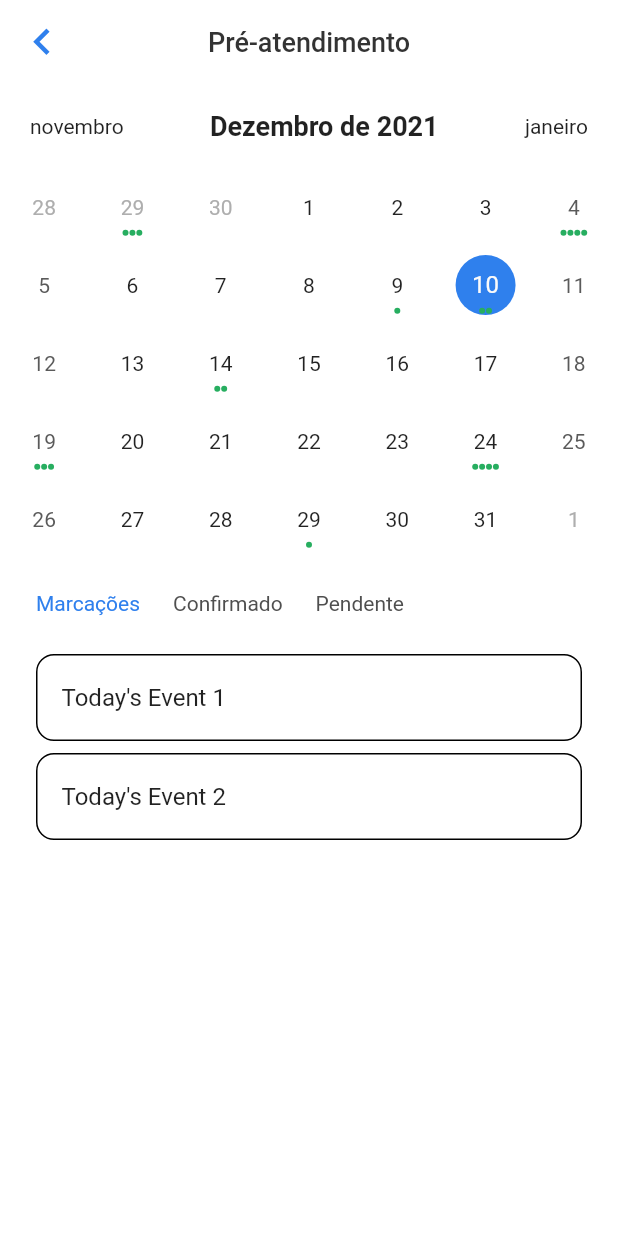
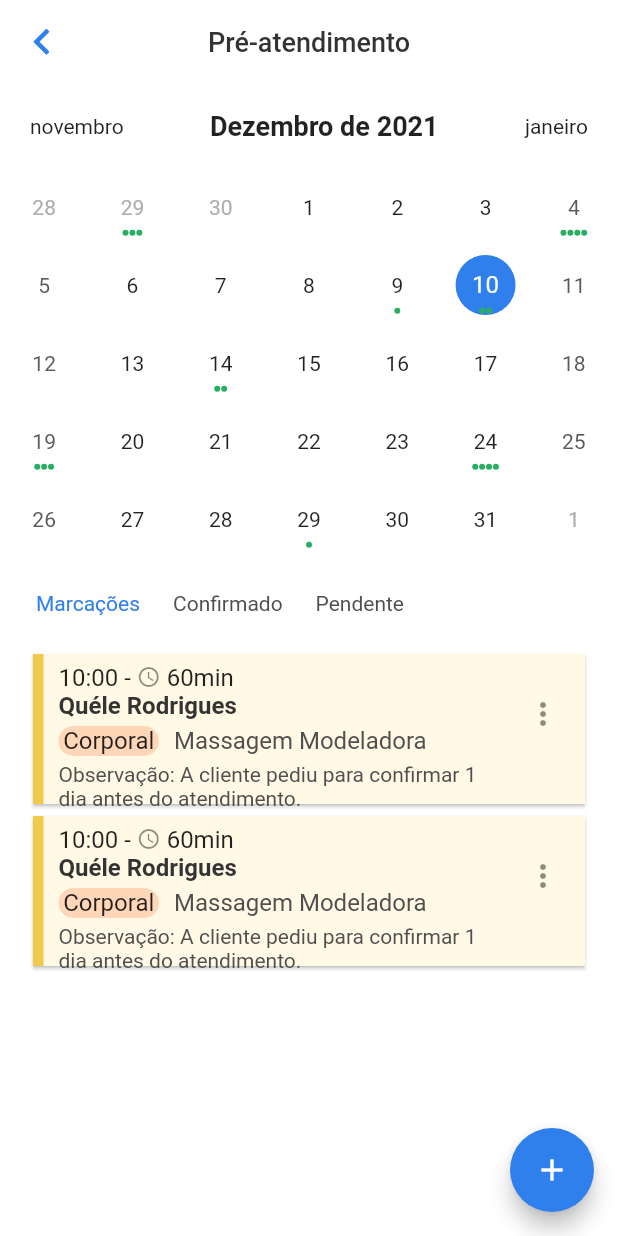
Before and after one commit to Diozefe/mobclinic, a Flutter app: the PreServiceScreen screen opened directly, on a phone screen of 412 x 824 dp. Run offline on Flutter 3.47's test engine with Material 2 defaults, Android fonts, the phone set to English and light mode, and no system bars; drawn by our look-alikes of table_calendar; our stand-ins replace flutter_svg, material_design_icons_flutter; missing offline and left inert: dart:ffi.

Commit message:
Card de marcações finalizado

```diff
--- a/lib/global/global_colors.dart
+++ b/lib/global/global_colors.dart
@@ -9,6 +9,9 @@ class Global {
   static const Color text_primary_color = const Color(0xff333333);
   static const Color text_secundary_color = const Color(0xff4F4F4F);
   static const Color text_white_color = const Color(0xffffffff);
+  static const Color status_card_pending = const Color(0xffF2C94C);
+  static const Color card_pending = const Color(0xffFFF9E5);
+  static const Color procedure_color_corporal = const Color(0xffFFD6B8);
   static const Color white = const Color(0xffffffff);
   static const Color green = const Color(0xff27AE60);
   static const Color lightBlue = const Color(0xff47AFFF);
--- a/lib/screens/pre_service/preservice.dart
+++ b/lib/screens/pre_service/preservice.dart
@@ -1,6 +1,7 @@
 import 'package:flutter/material.dart';
 import 'package:flutter/services.dart';
 import 'package:intl/intl.dart';
+import 'package:mobclinic/components/cards/cardProcedures_widget.dart';
 import 'package:mobclinic/components/laft_moth_widget.dart';
 import 'package:mobclinic/components/text/text-title_screen.dart';
 import 'package:mobclinic/components/text/text_filter.dart';
@@ -91,6 +92,11 @@ class _PreServiceScreenState extends State<PreServiceScreen> {
   Widget build(BuildContext context) {
     return Scaffold(
       backgroundColor: Global.white,
+      floatingActionButton: FloatingActionButton(
+          backgroundColor: Global.primary_color,
+          foregroundColor: Global.white,
+          child: Icon(Icons.add),
+          onPressed: () {}),
       appBar: AppBar(
         centerTitle: true,
         elevation: 0,
@@ -216,32 +222,134 @@ class _PreServiceScreenState extends State<PreServiceScreen> {
           ),
           const SizedBox(height: 22),
           Expanded(
-              child: ValueListenableBuilder<List<Event>>(
-            valueListenable: _selectedEvents,
-            builder: (context, value, _) {
-              return Padding(
-                padding: EdgeInsets.only(left: 12, right: 12),
-                child: ListView.builder(
-                    itemCount: value.length,
-                    itemBuilder: (context, index) {
-                      return Container(
-                        margin: const EdgeInsets.symmetric(
-                          horizontal: 12.0,
-                          vertical: 4.0,
+            child: ListView.builder(
+              itemCount: _selectedEvents.value.length,
+              itemBuilder: (context, index) {
+                return Padding(
+                  padding: EdgeInsets.only(left: 18, right: 18),
+                  child: Card(
+                    shape: BorderDirectional(
+                      start: BorderSide(
+                        width: 7,
+                        color: Global.status_card_pending,
+                      ),
+                    ),
+                    semanticContainer: false,
+                    color: Global.card_pending,
+                    borderOnForeground: true,
+                    child: ListTile(
+                      horizontalTitleGap: 0,
+                      minLeadingWidth: 0,
+                      minVerticalPadding: 0,
+                      contentPadding: EdgeInsets.only(left: 7),
+                      trailing: Padding(
+                        padding: EdgeInsets.only(right: 4),
+                        child: PopupMenuButton(
+                          padding: EdgeInsets.zero,
+                          icon: Icon(Icons.more_vert_sharp),
+                          itemBuilder: (BuildContext context) =>
+                              <PopupMenuEntry>[
+                            PopupMenuItem(
+                              child: ListTile(
+                                contentPadding: EdgeInsets.zero,
+                                title: Text('Apagar'),
+                                onTap: () {},
+                              ),
+                            ),
+                            PopupMenuItem(
+                              child: ListTile(
+                                contentPadding: EdgeInsets.zero,
+                                title: Text('Editar Marcação'),
+                              ),
+                            ),
+                            PopupMenuItem(
+                              child: ListTile(
+                                contentPadding: EdgeInsets.zero,
+                                title: Text('Editar Observação'),
+                              ),
+                            ),
+                          ],
                         ),
-                        decoration: BoxDecoration(
-                          border: Border.all(),
-                          borderRadius: BorderRadius.circular(12.0),
+                      ),
+                      title: Container(
+                        height: 100,
+                        child: Padding(
+                          padding: EdgeInsets.only(top: 6, bottom: 6, left: 10),
+                          child: Column(
+                            crossAxisAlignment: CrossAxisAlignment.start,
+                            children: [
+                              Container(
+                                alignment: Alignment.centerLeft,
+                                child: Row(
+                                  key: Key(index.toString()),
+                                  children: [
+                                    Text(
+                                      '${DateTime.now().hour}:00 - ',
+                                    ),
+                                    Icon(
+                                      Icons.query_builder_sharp,
+                                      size: 16,
+                                    ),
+                                    Text(' 60min'),
+                                  ],
+                                ),
+                              ),
+                              Text(
+                                'Quéle Rodrigues',
+                                style: TextStyle(
+                                  color: Global.text_primary_color,
+                                  fontSize: 16,
+                                  fontWeight: FontWeight.bold,
+                                ),
+                              ),
+                              SizedBox(height: 4),
+                              Container(
+                                child: Row(
+                                  children: [
+                                    Container(
+                                      height: 20,
+                                      width: 67,
+                                      alignment: Alignment.center,
+                                      child: Text('Corporal'),
+                                      decoration: BoxDecoration(
+                                        color: Global.procedure_color_corporal,
+                                        borderRadius: BorderRadius.circular(10),
+                                      ),
+                                    ),
+                                    SizedBox(
+                                      width: 10,
+                                    ),
+                                    Text(
+                                      'Massagem Modeladora',
+                                      style: TextStyle(
+                                        color: Global.text_secundary_color,
+                                      ),
+                                    ),
+                                  ],
+                                ),
+                              ),
+                              SizedBox(height: 4),
+                              Container(
+                                child: Text(
+                                  'Observação: A cliente pediu para confirmar 1 dia antes do atendimento.',
+                                  style: TextStyle(
+                                    color: Global.text_secundary_color,
+                                    fontSize: 14,
+                                    fontFamily: 'Roboto',
+                                    fontWeight: FontWeight.w400,
+                                  ),
+                                ),
+                              ),
+                            ],
+                          ),
                         ),
-                        child: ListTile(
-                          onTap: () => print('${value[index]}'),
-                          title: Text('${value[index]}'),
-                        ),
-                      );
-                    }),
-              );
-            },
-          ))
+                      ),
+                    ),
+                  ),
+                );
+              },
+            ),
+          ),
         ],
       ),
     );
```
